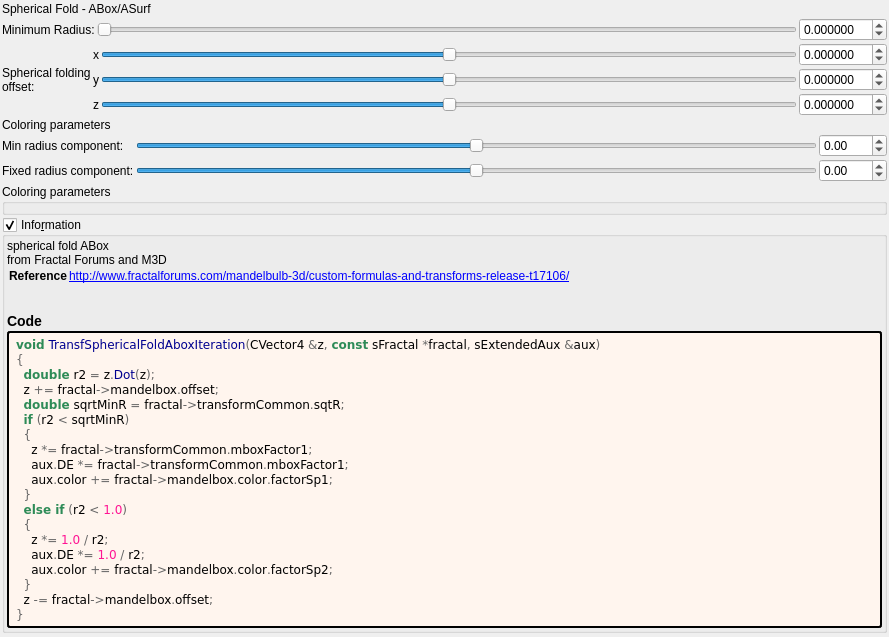
Old version of the form mandelbulber2/formula/ui/fractal_transf_spherical_fold_abox.ui in the repository buddhi1980/mandelbulber2.
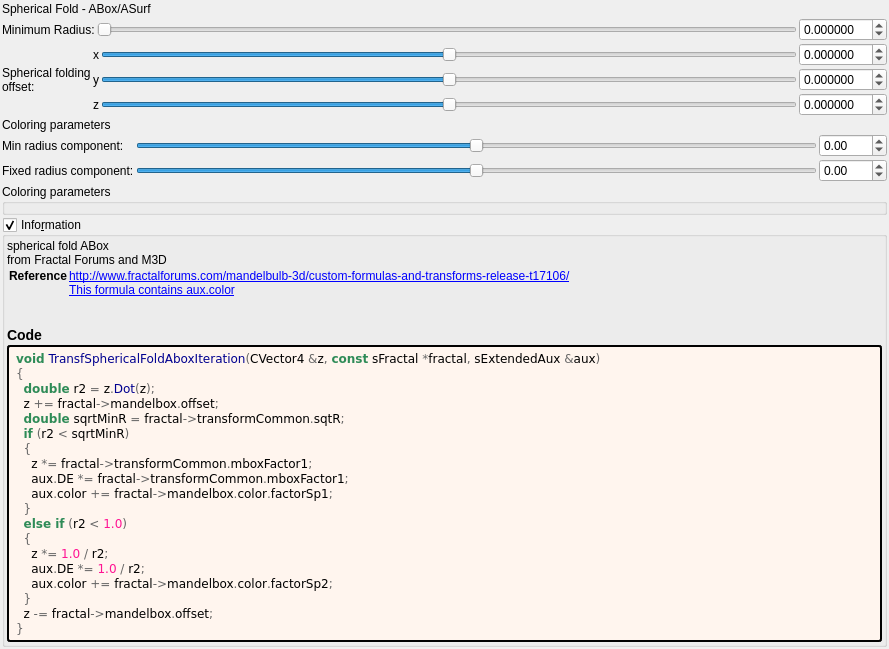
New version of the form. Custom widgets are drawn as their Qt base class.

The edit to the form file:
```diff
--- a/mandelbulber2/formula/ui/fractal_transf_spherical_fold_abox.ui
+++ b/mandelbulber2/formula/ui/fractal_transf_spherical_fold_abox.ui
@@ -494,6 +494,7 @@
         <property name="text">
          <string notr="true">&lt;p&gt;spherical fold ABox&lt;br&gt;from Fractal Forums and M3D&lt;/p&gt;&lt;table&gt;
 &lt;tr&gt;&lt;th&gt;Reference&lt;/th&gt;&lt;td&gt;&lt;a href=&quot;http://www.fractalforums.com/mandelbulb-3d/custom-formulas-and-transforms-release-t17106/&quot;&gt;http://www.fractalforums.com/mandelbulb-3d/custom-formulas-and-transforms-release-t17106/&lt;br&gt;
+&lt;a href=&quot;This formula contains aux.color&quot;&gt;This formula contains aux.color&lt;br&gt;
 &lt;/td&gt;&lt;/tr&gt;
 &lt;/table&gt;
 &lt;h3&gt;Code&lt;/h3&gt;</string>
```
Left out of the diff: 8 changed lines with no effect on the pictures. Lines whose indentation alone changed are shown as unchanged.
